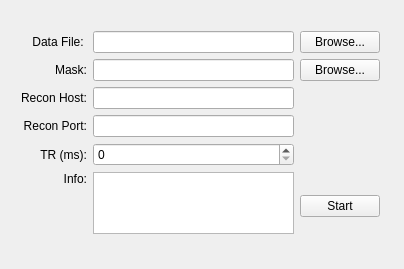
This is API/VirtualMriConsole/mainwindow.ui in MR-algorithms/YAP as Qt 5 draws it before an edit. The edited form follows.
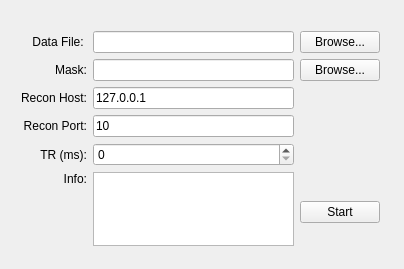
This is the edited form.

```diff
--- a/API/VirtualMriConsole/mainwindow.ui
+++ b/API/VirtualMriConsole/mainwindow.ui
@@ -20,7 +20,7 @@
       <x>10</x>
       <y>20</y>
       <width>381</width>
-      <height>231</height>
+      <height>243</height>
      </rect>
     </property>
     <layout class="QGridLayout" name="gridLayout">
@@ -78,7 +78,11 @@
       </widget>
      </item>
      <item row="2" column="1">
-      <widget class="QLineEdit" name="editReconHost"/>
+      <widget class="QLineEdit" name="editReconHost">
+       <property name="text">
+        <string>127.0.0.1</string>
+       </property>
+      </widget>
      </item>
      <item row="3" column="0">
       <widget class="QLabel" name="label_4">
@@ -101,7 +105,11 @@
       </widget>
      </item>
      <item row="3" column="1">
-      <widget class="QLineEdit" name="editReconPort"/>
+      <widget class="QLineEdit" name="editReconPort">
+       <property name="text">
+        <string>10</string>
+       </property>
+      </widget>
      </item>
      <item row="5" column="1">
       <widget class="QPlainTextEdit" name="editInfo"/>
```
